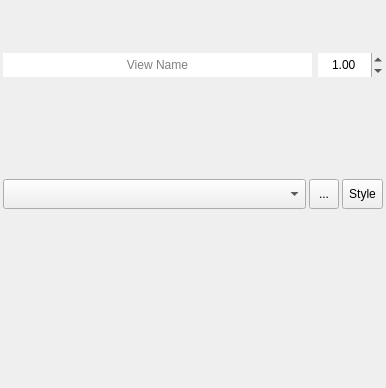
First picture: the form in ui/response_design_view_widget.ui, repository SMByC/AcATaMa, before the edit.
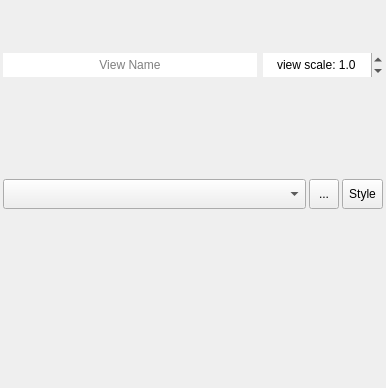
Second picture: the form after the edit. Icons and pictures are not drawn. Custom widgets are drawn as their Qt base class.

Commit message: Adjusting the scale/zoom factor of the views in the response design window

What changed in the file:
```diff
--- a/ui/response_design_view_widget.ui
+++ b/ui/response_design_view_widget.ui
@@ -80,11 +80,14 @@
         <property name="alignment">
          <set>Qt::AlignCenter</set>
         </property>
+        <property name="prefix">
+         <string>view scale: </string>
+        </property>
         <property name="decimals">
-         <number>2</number>
+         <number>1</number>
         </property>
         <property name="minimum">
-         <double>0.010000000000000</double>
+         <double>0.000000000000000</double>
         </property>
         <property name="maximum">
          <double>1000.000000000000000</double>
```
Left out of the diff: 4 changed lines with no effect on the pictures.
